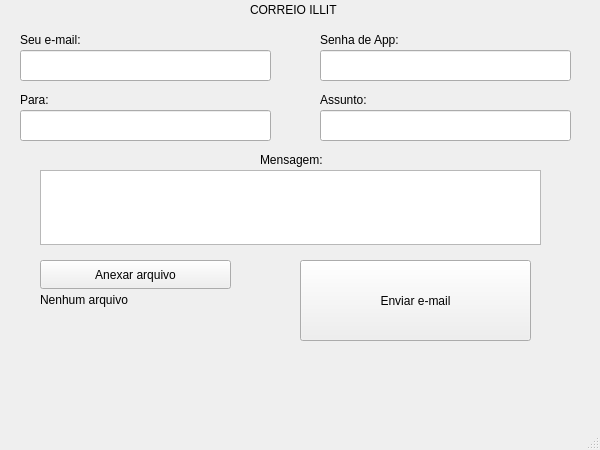
Above: teste_GUI/mainwindow.ui from Friwilly/Cliente-de-Email before the change. Below: the same form after it.
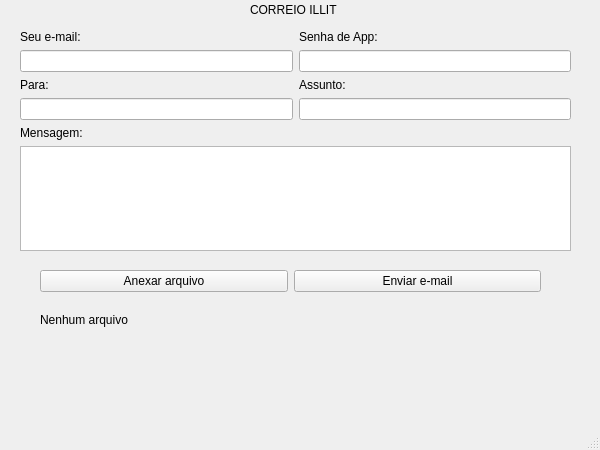
That is the form after the change.

Commit message: implementação de threads para a janela não travar durante o envio do email

```diff
--- a/teste_GUI/mainwindow.ui
+++ b/teste_GUI/mainwindow.ui
@@ -14,137 +14,6 @@
    <string>Correio Illit</string>
   </property>
   <widget class="QWidget" name="centralwidget">
-   <widget class="QLabel" name="label_corpo">
-    <property name="geometry">
-     <rect>
-      <x>260</x>
-      <y>150</y>
-      <width>81</width>
-      <height>20</height>
-     </rect>
-    </property>
-    <property name="text">
-     <string>Mensagem:</string>
-    </property>
-   </widget>
-   <widget class="QLabel" name="label_senha">
-    <property name="geometry">
-     <rect>
-      <x>320</x>
-      <y>30</y>
-      <width>101</width>
-      <height>20</height>
-     </rect>
-    </property>
-    <property name="text">
-     <string>Senha de App:</string>
-    </property>
-   </widget>
-   <widget class="QLabel" name="label_destinatario">
-    <property name="geometry">
-     <rect>
-      <x>20</x>
-      <y>90</y>
-      <width>63</width>
-      <height>20</height>
-     </rect>
-    </property>
-    <property name="text">
-     <string>Para:</string>
-    </property>
-   </widget>
-   <widget class="QLabel" name="label_remetente">
-    <property name="geometry">
-     <rect>
-      <x>20</x>
-      <y>30</y>
-      <width>81</width>
-      <height>20</height>
-     </rect>
-    </property>
-    <property name="text">
-     <string>Seu e-mail:</string>
-    </property>
-   </widget>
-   <widget class="QLabel" name="label_assunto">
-    <property name="geometry">
-     <rect>
-      <x>320</x>
-      <y>90</y>
-      <width>63</width>
-      <height>20</height>
-     </rect>
-    </property>
-    <property name="text">
-     <string>Assunto:</string>
-    </property>
-   </widget>
-   <widget class="QLineEdit" name="txtAssunto">
-    <property name="geometry">
-     <rect>
-      <x>320</x>
-      <y>110</y>
-      <width>251</width>
-      <height>31</height>
-     </rect>
-    </property>
-   </widget>
-   <widget class="QLineEdit" name="txtDestinatario">
-    <property name="geometry">
-     <rect>
-      <x>20</x>
-      <y>110</y>
-      <width>251</width>
-      <height>31</height>
-     </rect>
-    </property>
-   </widget>
-   <widget class="QLineEdit" name="txtSenha">
-    <property name="geometry">
-     <rect>
-      <x>320</x>
-      <y>50</y>
-      <width>251</width>
-      <height>31</height>
-     </rect>
-    </property>
-    <property name="echoMode">
-     <enum>QLineEdit::Normal</enum>
-    </property>
-   </widget>
-   <widget class="QLineEdit" name="txtRemetente">
-    <property name="geometry">
-     <rect>
-      <x>20</x>
-      <y>50</y>
-      <width>251</width>
-      <height>31</height>
-     </rect>
-    </property>
-   </widget>
-   <widget class="QTextEdit" name="txtCorpo">
-    <property name="geometry">
-     <rect>
-      <x>40</x>
-      <y>170</y>
-      <width>501</width>
-      <height>75</height>
-     </rect>
-    </property>
-   </widget>
-   <widget class="QPushButton" name="bntEnviar">
-    <property name="geometry">
-     <rect>
-      <x>300</x>
-      <y>260</y>
-      <width>231</width>
-      <height>81</height>
-     </rect>
-    </property>
-    <property name="text">
-     <string>Enviar e-mail</string>
-    </property>
-   </widget>
    <widget class="QLabel" name="label_titulo">
     <property name="geometry">
      <rect>
@@ -158,31 +27,112 @@
      <string>CORREIO ILLIT</string>
     </property>
    </widget>
-   <widget class="QPushButton" name="bntAnexo">
+   <widget class="QWidget" name="">
     <property name="geometry">
      <rect>
       <x>40</x>
-      <y>260</y>
-      <width>191</width>
-      <height>29</height>
+      <y>270</y>
+      <width>501</width>
+      <height>71</height>
      </rect>
     </property>
-    <property name="text">
-     <string>Anexar arquivo</string>
-    </property>
+    <layout class="QVBoxLayout" name="verticalLayout_2">
+     <item>
+      <layout class="QHBoxLayout" name="horizontalLayout">
+       <item>
+        <widget class="QPushButton" name="bntAnexo">
+         <property name="text">
+          <string>Anexar arquivo</string>
+         </property>
+        </widget>
+       </item>
+       <item>
+        <widget class="QPushButton" name="bntEnviar">
+         <property name="text">
+          <string>Enviar e-mail</string>
+         </property>
+        </widget>
+       </item>
+      </layout>
+     </item>
+     <item>
+      <widget class="QLabel" name="label_anexo">
+       <property name="text">
+        <string>Nenhum arquivo</string>
+       </property>
+      </widget>
+     </item>
+    </layout>
    </widget>
-   <widget class="QLabel" name="label_anexo">
+   <widget class="QWidget" name="">
     <property name="geometry">
      <rect>
-      <x>40</x>
-      <y>290</y>
-      <width>191</width>
-      <height>20</height>
+      <x>20</x>
+      <y>30</y>
+      <width>551</width>
+      <height>221</height>
      </rect>
     </property>
-    <property name="text">
-     <string>Nenhum arquivo</string>
-    </property>
+    <layout class="QVBoxLayout" name="verticalLayout_3">
+     <item>
+      <layout class="QGridLayout" name="gridLayout">
+       <item row="0" column="0">
+        <widget class="QLabel" name="label_remetente">
+         <property name="text">
+          <string>Seu e-mail:</string>
+         </property>
+        </widget>
+       </item>
+       <item row="0" column="1">
+        <widget class="QLabel" name="label_senha">
+         <property name="text">
+          <string>Senha de App:</string>
+         </property>
+        </widget>
+       </item>
+       <item row="1" column="0">
+        <widget class="QLineEdit" name="txtRemetente"/>
+       </item>
+       <item row="1" column="1">
+        <widget class="QLineEdit" name="txtSenha">
+         <property name="echoMode">
+          <enum>QLineEdit::Normal</enum>
+         </property>
+        </widget>
+       </item>
+       <item row="2" column="0">
+        <widget class="QLabel" name="label_destinatario">
+         <property name="text">
+          <string>Para:</string>
+         </property>
+        </widget>
+       </item>
+       <item row="2" column="1">
+        <widget class="QLabel" name="label_assunto">
+         <property name="text">
+          <string>Assunto:</string>
+         </property>
+        </widget>
+       </item>
+       <item row="3" column="0">
+        <widget class="QLineEdit" name="txtDestinatario"/>
+       </item>
+       <item row="3" column="1">
+        <widget class="QLineEdit" name="txtAssunto"/>
+       </item>
+      </layout>
+     </item>
+     <item>
+      <widget class="QLabel" name="label_corpo">
+       <property name="text">
+        <string>Mensagem:</string>
+       </property>
+      </widget>
+     </item>
+     <item>
+      <widget class="QTextEdit" name="txtCorpo"/>
+     </item>
+    </layout>
    </widget>
    <zorder>txtCorpo</zorder>
    <zorder>txtAssunto</zorder>
```
The commit also changes 7 other files.
